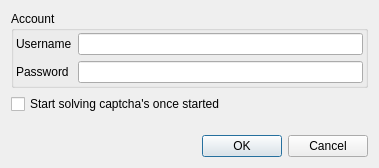
Qt form qtct/ui/source/Preferences.ui (UfSoft/captcha-trader-qt-client) before a commit.
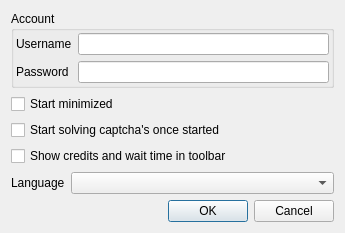
The same form after that commit. Icons and pictures are not drawn.

```diff
--- a/qtct/ui/source/Preferences.ui
+++ b/qtct/ui/source/Preferences.ui
@@ -6,8 +6,8 @@
    <rect>
     <x>0</x>
     <y>0</y>
-    <width>379</width>
-    <height>168</height>
+    <width>345</width>
+    <height>208</height>
    </rect>
   </property>
   <property name="windowTitle">
@@ -72,13 +72,47 @@
      </item>
      <item>
       <layout class="QFormLayout" name="formLayout_2">
-       <item row="0" column="0" colspan="2">
+       <item row="1" column="0" colspan="2">
         <widget class="QCheckBox" name="solve_once_started">
          <property name="text">
           <string>Start solving captcha's once started</string>
          </property>
         </widget>
        </item>
+       <item row="0" column="0" colspan="2">
+        <widget class="QCheckBox" name="start_minimized">
+         <property name="toolTip">
+          <string>Do not show the main window when starting.</string>
+         </property>
+         <property name="text">
+          <string>Start minimized</string>
+         </property>
+        </widget>
+       </item>
+       <item row="2" column="0" colspan="2">
+        <widget class="QCheckBox" name="credits_in_toolbar">
+         <property name="toolTip">
+          <string>Show credits and wait time in toolbar instead of the status bar</string>
+         </property>
+         <property name="text">
+          <string>Show credits and wait time in toolbar</string>
+         </property>
+        </widget>
+       </item>
+       <item row="3" column="0">
+        <widget class="QLabel" name="label_3">
+         <property name="text">
+          <string>Language</string>
+         </property>
+        </widget>
+       </item>
+       <item row="3" column="1">
+        <widget class="QComboBox" name="languageCombo">
+         <property name="toolTip">
+          <string>Requires a restart!</string>
+         </property>
+        </widget>
+       </item>
       </layout>
      </item>
     </layout>
```
Left out of the diff: 5 changed lines with no effect on the pictures.
